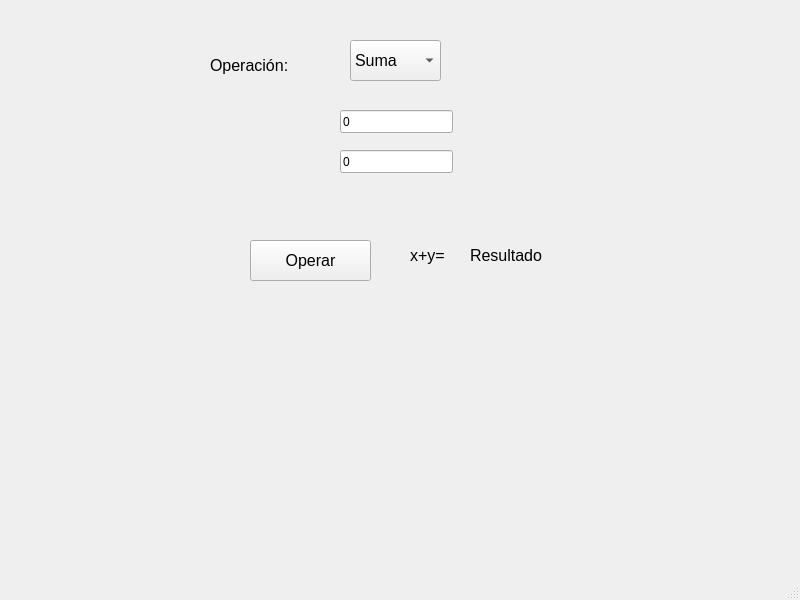
Above: fparser_GUI/Ejemplos_GUI/Window.ui from mramagu/Fortran-to-Python-Wrapper before the change. Below: the same form after it.
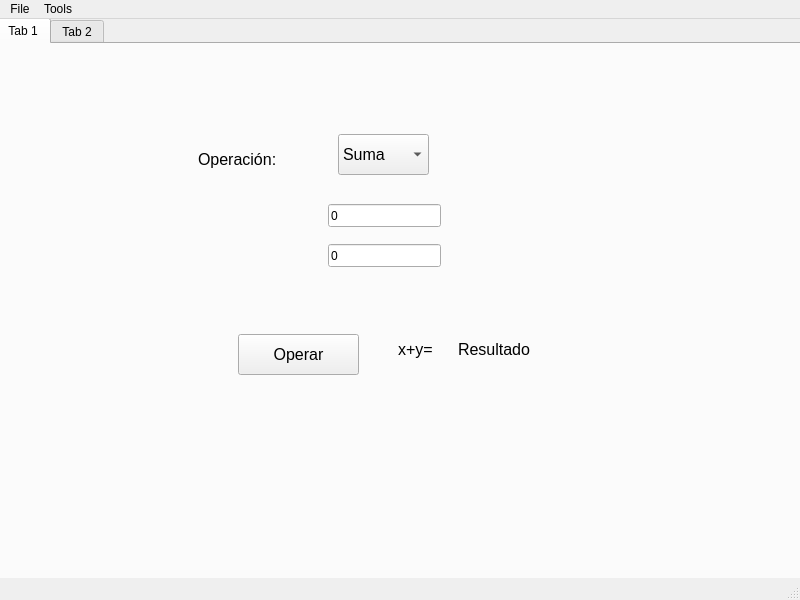
That is the form after the change. The open tabs and pages were chosen to show the change.

Patch:
```diff
--- a/fparser_GUI/Ejemplos_GUI/Window.ui
+++ b/fparser_GUI/Ejemplos_GUI/Window.ui
@@ -20,11 +20,40 @@
    <string>Operaciones matemáticas</string>
   </property>
   <widget class="QWidget" name="centralwidget">
+   <widget class="QTabWidget" name="tabWidget">
+    <property name="geometry">
+     <rect>
+      <x>-4</x>
+      <y>-1</y>
+      <width>811</width>
+      <height>581</height>
+     </rect>
+    </property>
+    <property name="currentIndex">
+     <number>1</number>
+    </property>
+    <widget class="QWidget" name="tab">
+     <attribute name="title">
+      <string>Tab 1</string>
+     </attribute>
+     <widget class="QLineEdit" name="lineEdit_y">
+      <property name="geometry">
+       <rect>
+        <x>330</x>
+        <y>200</y>
+        <width>113</width>
+        <height>23</height>
+       </rect>
+      </property>
+      <property name="text">
+       <string>0</string>
+      </property>
+     </widget>
    <widget class="QPushButton" name="pushButton">
     <property name="geometry">
      <rect>
-      <x>250</x>
-      <y>240</y>
+        <x>240</x>
+        <y>290</y>
       <width>121</width>
       <height>41</height>
      </rect>
@@ -38,12 +67,12 @@
      <string>Operar</string>
     </property>
    </widget>
-   <widget class="QLabel" name="label">
+     <widget class="QLabel" name="label_operacion">
     <property name="geometry">
      <rect>
-      <x>410</x>
-      <y>240</y>
-      <width>51</width>
+        <x>200</x>
+        <y>100</y>
+        <width>101</width>
       <height>31</height>
      </rect>
     </property>
@@ -53,14 +82,27 @@
      </font>
     </property>
     <property name="text">
-     <string>x+y=</string>
+       <string>Operación:</string>
+      </property>
+     </widget>
+     <widget class="QLineEdit" name="lineEdit_x">
+      <property name="geometry">
+       <rect>
+        <x>330</x>
+        <y>160</y>
+        <width>113</width>
+        <height>23</height>
+       </rect>
+      </property>
+      <property name="text">
+       <string>0</string>
     </property>
    </widget>
    <widget class="QComboBox" name="comboBox">
     <property name="geometry">
      <rect>
-      <x>350</x>
-      <y>40</y>
+        <x>340</x>
+        <y>90</y>
       <width>91</width>
       <height>41</height>
      </rect>
@@ -87,55 +129,11 @@
      </property>
     </item>
    </widget>
-   <widget class="QLabel" name="label_operacion">
-    <property name="geometry">
-     <rect>
-      <x>210</x>
-      <y>50</y>
-      <width>101</width>
-      <height>31</height>
-     </rect>
-    </property>
-    <property name="font">
-     <font>
-      <pointsize>12</pointsize>
-     </font>
-    </property>
-    <property name="text">
-     <string>Operación:</string>
-    </property>
-   </widget>
-   <widget class="QLineEdit" name="lineEdit_x">
-    <property name="geometry">
-     <rect>
-      <x>340</x>
-      <y>110</y>
-      <width>113</width>
-      <height>23</height>
-     </rect>
-    </property>
-    <property name="text">
-     <string>0</string>
-    </property>
-   </widget>
-   <widget class="QLineEdit" name="lineEdit_y">
-    <property name="geometry">
-     <rect>
-      <x>340</x>
-      <y>150</y>
-      <width>113</width>
-      <height>23</height>
-     </rect>
-    </property>
-    <property name="text">
-     <string>0</string>
-    </property>
-   </widget>
    <widget class="QLabel" name="label_resultado">
     <property name="geometry">
      <rect>
-      <x>470</x>
-      <y>240</y>
+        <x>460</x>
+        <y>290</y>
       <width>81</width>
       <height>31</height>
      </rect>
@@ -149,6 +147,31 @@
      <string>Resultado</string>
     </property>
    </widget>
+     <widget class="QLabel" name="label">
+      <property name="geometry">
+       <rect>
+        <x>400</x>
+        <y>290</y>
+        <width>51</width>
+        <height>31</height>
+       </rect>
+      </property>
+      <property name="font">
+       <font>
+        <pointsize>12</pointsize>
+       </font>
+      </property>
+      <property name="text">
+       <string>x+y=</string>
+      </property>
+     </widget>
+    </widget>
+    <widget class="QWidget" name="tab_2">
+     <attribute name="title">
+      <string>Tab 2</string>
+     </attribute>
+    </widget>
+   </widget>
   </widget>
   <widget class="QMenuBar" name="menubar">
    <property name="geometry">
@@ -159,6 +182,23 @@
      <height>20</height>
     </rect>
    </property>
+   <widget class="QMenu" name="menuFile">
+    <property name="title">
+     <string>File</string>
+    </property>
+    <addaction name="actionOpen"/>
+    <addaction name="actionSave"/>
+    <addaction name="actionExit"/>
+   </widget>
+   <widget class="QMenu" name="menuTools">
+    <property name="title">
+     <string>Tools</string>
+    </property>
+    <addaction name="actionWindow"/>
+    <addaction name="actionSettings"/>
+   </widget>
+   <addaction name="menuFile"/>
+   <addaction name="menuTools"/>
   </widget>
   <widget class="QStatusBar" name="statusbar"/>
  </widget>
```
Left out of the diff: 25 changed lines with no effect on the pictures. Lines whose indentation alone changed are shown as unchanged.
